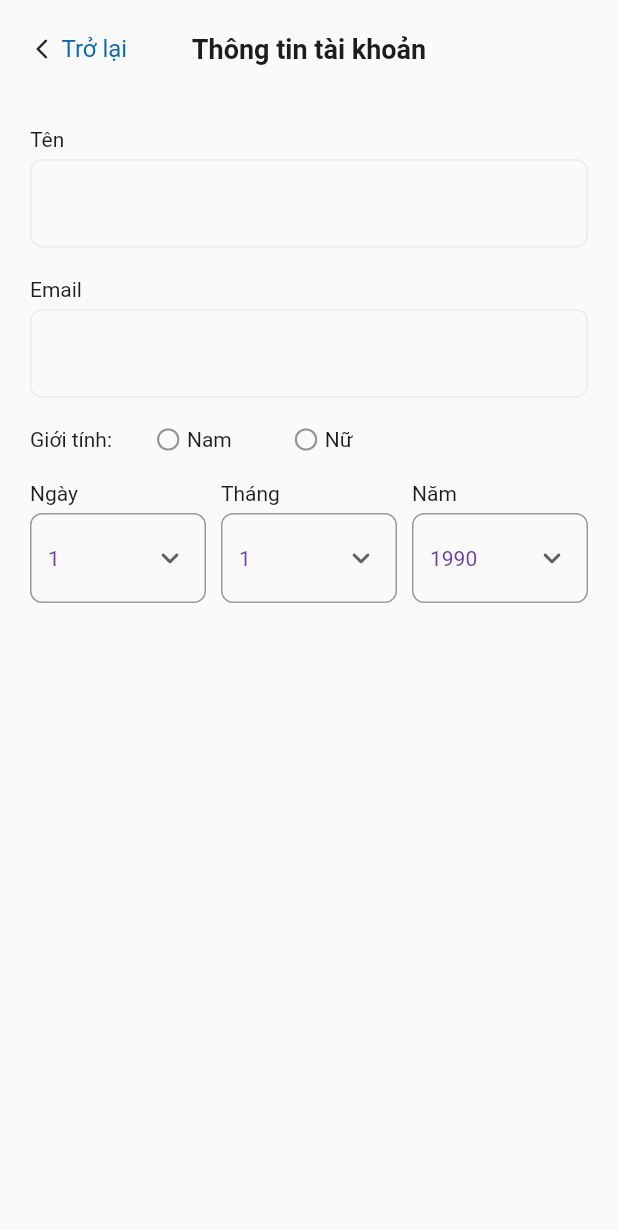
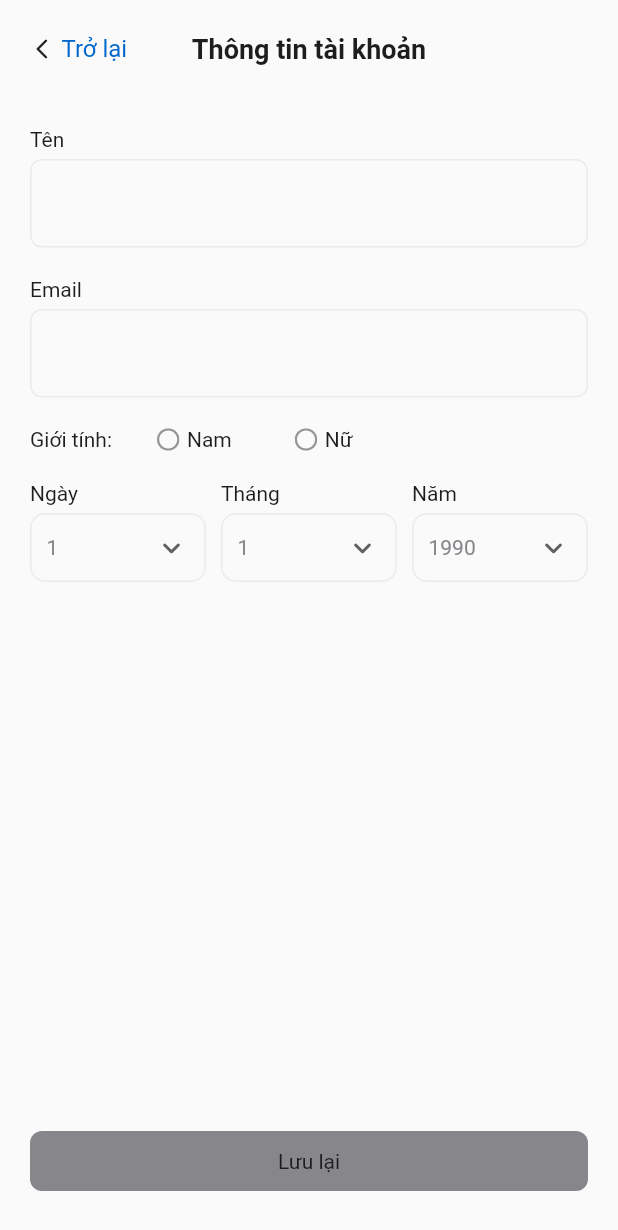
Before and after one commit to thien9884/webviewte, a Flutter app: the AccountInfo screen opened directly, on a phone screen of 412 x 824 dp. Shown: the top 1230 px of the screen. Run offline on Flutter 3.47's test engine with Material 2 defaults, Android fonts, the phone set to English and light mode, and no system bars; our stand-ins replace dio, equatable, flutter_bloc, flutter_easyloading, flutter_svg, smooth_star_rating and 1 more; network calls fail; project files that could hold a hidden picture were left out.

Commit message:
update account ìno screen

```diff
--- /dev/null
+++ b/lib/common/common_button.dart
@@ -0,0 +1,34 @@
+import 'package:flutter/material.dart';
+import 'package:webviewtest/constant/text_style_constant.dart';
+
+class CommonButton extends StatelessWidget {
+  final String title;
+  final VoidCallback? onTap;
+
+  const CommonButton({required this.title, this.onTap, Key? key})
+      : super(key: key);
+
+  @override
+  Widget build(BuildContext context) {
+    return Material(
+      color: onTap != null ? Colors.blue : const Color(0xff86868B),
+      borderRadius: BorderRadius.circular(8),
+      child: InkWell(
+        onTap: onTap,
+        borderRadius: BorderRadius.circular(8),
+        child: Container(
+          padding: const EdgeInsets.symmetric(vertical: 12),
+          decoration: BoxDecoration(borderRadius: BorderRadius.circular(8)),
+          child: Center(
+            child: Text(
+              'Lưu lại',
+              style: onTap != null
+                  ? CommonStyles.size14W700White(context)
+                  : CommonStyles.size14W400Black1D(context),
+            ),
+          ),
+        ),
+      ),
+    );
+  }
+}
--- a/lib/screen/home/home_page_screen.dart
+++ b/lib/screen/home/home_page_screen.dart
@@ -240,9 +240,12 @@ class _HomePageScreenState extends State<HomePageScreen> {
   }
 
   Widget _titleProduct(String nameProduct) {
-    return Text(
-      nameProduct,
-      style: CommonStyles.size24W700Black1D(context),
+    return Padding(
+      padding: const EdgeInsets.symmetric(vertical: 20),
+      child: Text(
+        nameProduct,
+        style: CommonStyles.size24W700Black1D(context),
+      ),
     );
   }
 
--- a/lib/screen/navigation_screen/navigation_screen.dart
+++ b/lib/screen/navigation_screen/navigation_screen.dart
@@ -131,9 +131,6 @@ class _NavigationScreenState extends State<NavigationScreen> {
           ),
           SvgPicture.asset('assets/icons/ic_logo_home_page.svg'),
           SvgPicture.asset('assets/icons/ic_search_home.svg'),
-          GestureDetector(
-              onTap: () => Navigator.of(context).pushNamed('/'),
-              child: SvgPicture.asset('assets/icons/ic_search_home.svg')),
         ],
       ),
     );
--- a/lib/screen/user/account_info.dart
+++ b/lib/screen/user/account_info.dart
@@ -1,6 +1,7 @@
 import 'package:flutter/material.dart';
 import 'package:flutter_svg/flutter_svg.dart';
 import 'package:webviewtest/common/common_appbar.dart';
+import 'package:webviewtest/common/common_button.dart';
 import 'package:webviewtest/constant/list_constant.dart';
 import 'package:webviewtest/constant/text_style_constant.dart';
 
@@ -13,9 +14,9 @@ class AccountInfo extends StatefulWidget {
 
 class _AccountInfoState extends State<AccountInfo> {
   int _selectGender = -1;
-  final String _day = '1';
-  final String _month = '1';
-  final String _year = '1990';
+  late String _day = '1';
+  String _month = '1';
+  String _year = '1990';
 
   @override
   Widget build(BuildContext context) {
@@ -25,8 +26,38 @@ class _AccountInfoState extends State<AccountInfo> {
           padding: const EdgeInsets.symmetric(horizontal: 20),
           child: Column(
             crossAxisAlignment: CrossAxisAlignment.start,
+            mainAxisAlignment: MainAxisAlignment.spaceBetween,
+            children: [
+              Column(
                 children: [
                   const CommonAppbar(title: 'Thông tin tài khoản'),
+                  _nameField(),
+                  _emailField(),
+                  _genderSelect(),
+                  Row(
+                    mainAxisAlignment: MainAxisAlignment.spaceEvenly,
+                    children: [
+                      Flexible(child: _listDropDownDay()),
+                      const SizedBox(width: 10),
+                      Flexible(child: _listDropDownMonth()),
+                      const SizedBox(width: 10),
+                      Flexible(child: _listDropDownYear()),
+                    ],
+                  ),
+                ],
+              ),
+              _buttonBuild(),
+            ],
+          ),
+        ),
+      ),
+    );
+  }
+
+  Widget _nameField() {
+    return Column(
+      crossAxisAlignment: CrossAxisAlignment.start,
+      children: [
         Padding(
           padding: const EdgeInsets.only(top: 20, bottom: 5),
           child: Text(
@@ -53,6 +84,14 @@ class _AccountInfoState extends State<AccountInfo> {
             ),
           ),
         ),
+      ],
+    );
+  }
+
+  Widget _emailField() {
+    return Column(
+      crossAxisAlignment: CrossAxisAlignment.start,
+      children: [
         Padding(
           padding: const EdgeInsets.only(top: 20, bottom: 5),
           child: Text(
@@ -79,7 +118,12 @@ class _AccountInfoState extends State<AccountInfo> {
             ),
           ),
         ),
-              Padding(
+      ],
+    );
+  }
+
+  Widget _genderSelect() {
+    return Padding(
       padding: const EdgeInsets.symmetric(vertical: 18),
       child: Row(
         children: [
@@ -120,8 +164,7 @@ class _AccountInfoState extends State<AccountInfo> {
                         ),
                         Text(
                           item.name,
-                                    style:
-                                        CommonStyles.size14W400Black1D(context),
+                          style: CommonStyles.size14W400Black1D(context),
                         ),
                       ],
                     ),
@@ -136,61 +179,46 @@ class _AccountInfoState extends State<AccountInfo> {
           ),
         ],
       ),
-              ),
-              Row(
-                mainAxisAlignment: MainAxisAlignment.spaceEvenly,
-                children: [
-                  Flexible(child: _listDropDown(31, 1, _day, 'Ngày')),
-                  const SizedBox(width: 10),
-                  Flexible(child: _listDropDown(12, 1, _month, 'Tháng')),
-                  const SizedBox(width: 10),
-                  Flexible(child: _listDropDown(50, 1990, _year, 'Năm')),
-                ],
-              ),
-            ],
-          ),
-        ),
-      ),
     );
   }
 
-  Widget _listDropDown(int length, int count, String type, String name) {
+  Widget _listDropDownDay() {
     return Column(
       crossAxisAlignment: CrossAxisAlignment.start,
       children: [
         Padding(
           padding: const EdgeInsets.only(bottom: 5),
           child: Text(
-            name,
+            'Ngày',
             style: CommonStyles.size14W400Black1D(context),
           ),
         ),
-        SizedBox(
-          height: 60,
-          child: Center(
-            child: DropdownButtonFormField<String>(
-
-              value: type,
+        Container(
+          padding: const EdgeInsets.symmetric(horizontal: 10, vertical: 10),
+          width: double.infinity,
+          decoration: BoxDecoration(
+            border: Border.all(color: const Color(0xffEBEBEB), width: 1),
+            borderRadius: const BorderRadius.all(Radius.circular(10)),
+          ),
+          child: DropdownButtonHideUnderline(
+            child: DropdownButton<String>(
+              value: _day,
               menuMaxHeight: 300,
               icon: const Icon(Icons.keyboard_arrow_down_rounded),
-              decoration: InputDecoration(
-                  border: OutlineInputBorder(
-                borderSide:
-                    const BorderSide(width: 1, color: Color(0xffEBEBEB)),
-                borderRadius: BorderRadius.circular(8),
-              )),
               elevation: 16,
-              style: const TextStyle(color: Colors.deepPurple),
+              isDense: true,
+              style: CommonStyles.size14W400Grey86(context),
               onChanged: (String? value) {
+                // This is called when the user selects an item.
                 setState(() {
-                  type = value!;
+                  _day = value!;
                 });
               },
               items: List.generate(
-                  length,
+                  31,
                   (index) => DropdownMenuItem<String>(
-                        value: (index + count).toString(),
-                        child: Center(child: Text((index + count).toString())),
+                        value: (index + 1).toString(),
+                        child: Center(child: Text((index + 1).toString())),
                       )).toList(),
             ),
           ),
@@ -198,4 +226,101 @@ class _AccountInfoState extends State<AccountInfo> {
       ],
     );
   }
+
+  Widget _listDropDownMonth() {
+    return Column(
+      crossAxisAlignment: CrossAxisAlignment.start,
+      children: [
+        Padding(
+          padding: const EdgeInsets.only(bottom: 5),
+          child: Text(
+            'Tháng',
+            style: CommonStyles.size14W400Black1D(context),
+          ),
+        ),
+        Container(
+          padding: const EdgeInsets.symmetric(horizontal: 10, vertical: 10),
+          width: double.infinity,
+          decoration: BoxDecoration(
+            border: Border.all(color: const Color(0xffEBEBEB), width: 1),
+            borderRadius: const BorderRadius.all(Radius.circular(10)),
+          ),
+          child: DropdownButtonHideUnderline(
+            child: DropdownButton<String>(
+              value: _month,
+              menuMaxHeight: 300,
+              icon: const Icon(Icons.keyboard_arrow_down_rounded),
+              elevation: 16,
+              isDense: true,
+              style: CommonStyles.size14W400Grey86(context),
+              onChanged: (String? value) {
+                // This is called when the user selects an item.
+                setState(() {
+                  _month = value!;
+                });
+              },
+              items: List.generate(
+                  12,
+                  (index) => DropdownMenuItem<String>(
+                        value: (index + 1).toString(),
+                        child: Center(child: Text((index + 1).toString())),
+                      )).toList(),
+            ),
+          ),
+        ),
+      ],
+    );
   }
+
+  Widget _listDropDownYear() {
+    return Column(
+      crossAxisAlignment: CrossAxisAlignment.start,
+      children: [
+        Padding(
+          padding: const EdgeInsets.only(bottom: 5),
+          child: Text(
+            'Năm',
+            style: CommonStyles.size14W400Black1D(context),
+          ),
+        ),
+        Container(
+          padding: const EdgeInsets.symmetric(horizontal: 10, vertical: 10),
+          width: double.infinity,
+          decoration: BoxDecoration(
+            border: Border.all(color: const Color(0xffEBEBEB), width: 1),
+            borderRadius: const BorderRadius.all(Radius.circular(10)),
+          ),
+          child: DropdownButtonHideUnderline(
+            child: DropdownButton<String>(
+              value: _year,
+              menuMaxHeight: 300,
+              icon: const Icon(Icons.keyboard_arrow_down_rounded),
+              elevation: 16,
+              isDense: true,
+              style: CommonStyles.size14W400Grey86(context),
+              onChanged: (String? value) {
+                // This is called when the user selects an item.
+                setState(() {
+                  _year = value!;
+                });
+              },
+              items: List.generate(
+                  50,
+                  (index) => DropdownMenuItem<String>(
+                        value: (index + 1990).toString(),
+                        child: Center(child: Text((index + 1990).toString())),
+                      )).toList(),
+            ),
+          ),
+        ),
+      ],
+    );
+  }
+
+  Widget _buttonBuild() {
+    return const Padding(
+      padding: EdgeInsets.symmetric(vertical: 30),
+      child: CommonButton(title: 'Lưu lại'),
+    );
+  }
+}
```
Lines whose indentation alone changed are shown as unchanged.
